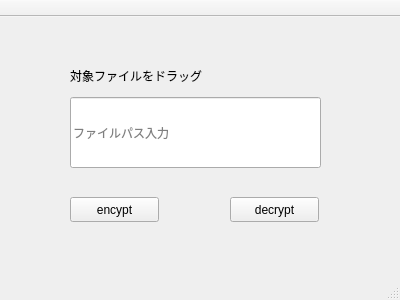
Old version of the form qt_src/mainwindow.ui in the repository taka0628/sechack365.
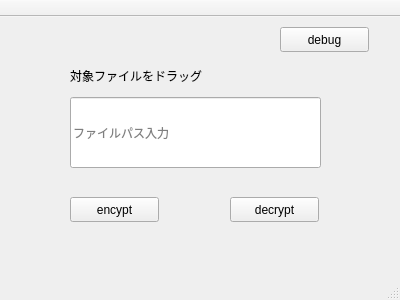
New version of the form.

The edit to the form file:
```diff
--- a/qt_src/mainwindow.ui
+++ b/qt_src/mainwindow.ui
@@ -66,6 +66,19 @@
      <string>対象ファイルをドラッグ</string>
     </property>
    </widget>
+   <widget class="QPushButton" name="pushButton_debug">
+    <property name="geometry">
+     <rect>
+      <x>280</x>
+      <y>10</y>
+      <width>89</width>
+      <height>25</height>
+     </rect>
+    </property>
+    <property name="text">
+     <string>debug</string>
+    </property>
+   </widget>
   </widget>
   <widget class="QMenuBar" name="menuBar">
    <property name="geometry">
```
Left out of the diff: 2 changed lines with no effect on the pictures.
